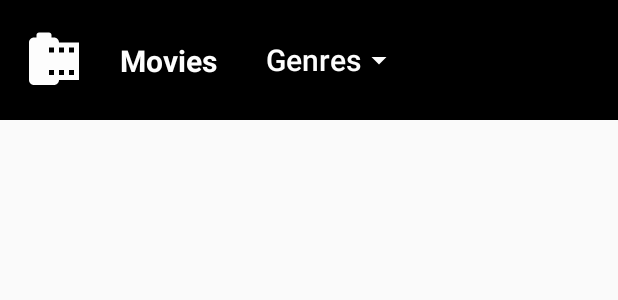
After one commit to androidpirate/CapsuleReviews, an Android app: the layout movie_toolbar.xml on its own in the app's theme, with its tools: preview values and no code run, on a phone screen of 412 x 824 dp. The commit adds this screen. Shown: the top 300 px of the screen. Run offline under Robolectric (Android 15) with nearby library versions, the phone set to English and light mode, and no system bars.

Commit message:
New feat - Add movie toolbar layout.

```diff
--- /dev/null
+++ b/app/src/main/res/drawable/ic_filled_dropdown_white.xml
@@ -0,0 +1,5 @@
+<vector android:height="24dp" android:tint="#FDFDFD"
+    android:viewportHeight="24" android:viewportWidth="24"
+    android:width="24dp" xmlns:android="http://schemas.android.com/apk/res/android">
+    <path android:fillColor="@android:color/white" android:pathData="M7,10l5,5 5,-5z"/>
+</vector>
--- /dev/null
+++ b/app/src/main/res/drawable/ic_logo_filled_white.xml
@@ -0,0 +1,5 @@
+<vector android:height="24dp" android:tint="#FDFDFD"
+    android:viewportHeight="24" android:viewportWidth="24"
+    android:width="24dp" xmlns:android="http://schemas.android.com/apk/res/android">
+    <path android:fillColor="@android:color/white" android:pathData="M14,5c0,-1.1 -0.9,-2 -2,-2h-1L11,2c0,-0.55 -0.45,-1 -1,-1L6,1c-0.55,0 -1,0.45 -1,1v1L4,3c-1.1,0 -2,0.9 -2,2v15c0,1.1 0.9,2 2,2h8c1.1,0 2,-0.9 2,-2h8L22,5h-8zM12,18h-2v-2h2v2zM12,9h-2L10,7h2v2zM16,18h-2v-2h2v2zM16,9h-2L14,7h2v2zM20,18h-2v-2h2v2zM20,9h-2L18,7h2v2z"/>
+</vector>
--- a/app/src/main/res/layout/movie_showcase.xml
+++ b/app/src/main/res/layout/movie_showcase.xml
@@ -7,6 +7,8 @@
     android:background="#000000"
     android:layout_width="match_parent"
     android:layout_height="match_parent">
+
+    <include layout="@layout/movie_toolbar"/>
 
     <ImageView
         android:id="@+id/scPoster"
--- /dev/null
+++ b/app/src/main/res/layout/movie_toolbar.xml
@@ -0,0 +1,50 @@
+<?xml version="1.0" encoding="utf-8"?>
+<androidx.constraintlayout.widget.ConstraintLayout
+    xmlns:android="http://schemas.android.com/apk/res/android"
+    xmlns:app="http://schemas.android.com/apk/res-auto"
+    android:layout_width="match_parent"
+    android:layout_height="wrap_content"
+    android:background="#000000"
+    android:paddingTop="@dimen/padding_16"
+    android:paddingBottom="@dimen/padding_16">
+
+    <ImageView
+        android:id="@+id/logo"
+        android:layout_width="40dp"
+        android:layout_height="40dp"
+        android:src="@drawable/ic_logo_filled_white"
+        app:layout_constraintStart_toStartOf="parent"
+        app:layout_constraintTop_toTopOf="parent"
+        app:layout_constraintBottom_toBottomOf="parent"
+        android:layout_marginStart="@dimen/margin_16"/>
+
+    <TextView
+        android:id="@+id/movieToolbarTitle"
+        android:layout_width="wrap_content"
+        android:layout_height="wrap_content"
+        android:text="Movies"
+        android:gravity="center_vertical"
+        android:textSize="20sp"
+        android:textStyle="bold"
+        android:textColor="#FDFDFD"
+        app:layout_constraintTop_toTopOf="parent"
+        app:layout_constraintBottom_toBottomOf="parent"
+        app:layout_constraintStart_toStartOf="@id/logo"
+        android:layout_marginStart="@dimen/margin_64"/>
+
+    <Button
+        android:id="@+id/movieGenreSpinner"
+        android:layout_width="wrap_content"
+        android:layout_height="wrap_content"
+        android:background="#000000"
+        android:text="Genres"
+        android:textAllCaps="false"
+        android:textColor="#FDFDFD"
+        android:textSize="20sp"
+        android:drawableEnd="@drawable/ic_filled_dropdown_white"
+        app:layout_constraintTop_toTopOf="parent"
+        app:layout_constraintStart_toEndOf="@id/movieToolbarTitle"
+        android:layout_marginStart="@dimen/margin_32"/>
+
+
+</androidx.constraintlayout.widget.ConstraintLayout>
--- a/app/src/main/res/values/dimen.xml
+++ b/app/src/main/res/values/dimen.xml
@@ -5,5 +5,10 @@
     <dimen name="margin_8">8dp</dimen>
     <dimen name="margin_16">16dp</dimen>
     <dimen name="margin_32">32dp</dimen>
+    <dimen name="margin_64">64dp</dimen>
+    <!-- Padding -->
+    <dimen name="padding_8">8dp</dimen>
+    <dimen name="padding_16">16dp</dimen>
+    <dimen name="padding_32">32dp</dimen>
     <dimen name="list_title">22sp</dimen>
 </resources>
```
